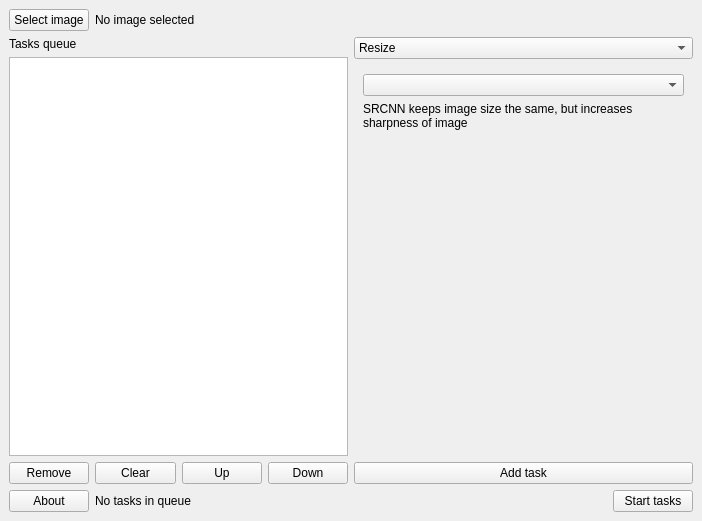
Old version of the form src/windows/ImageUpscalerQt.ui in the repository GRAPHENE9932/ImageUpscalerQt.
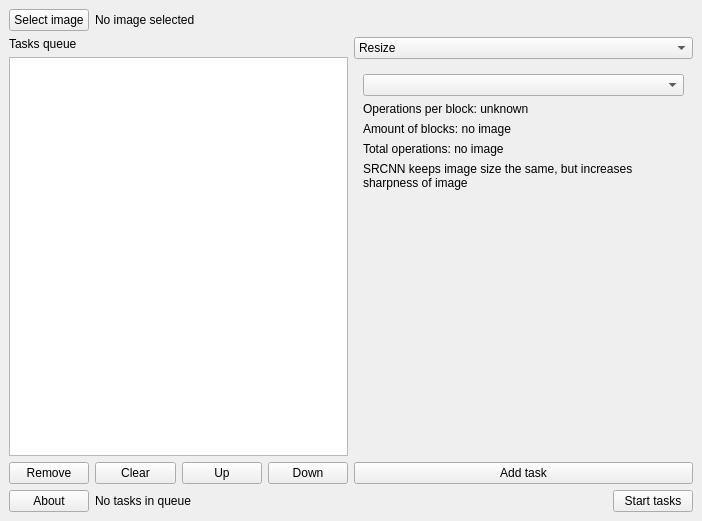
New version of the form. The open tabs and pages were chosen to show the change. Icons and pictures are not drawn.

Commit message: Add operations display to parameters of SRCNN and FSRCNN task

The edit to the form file:
```diff
--- a/src/windows/ImageUpscalerQt.ui
+++ b/src/windows/ImageUpscalerQt.ui
@@ -270,6 +270,36 @@
             <item>
              <widget class="QComboBox" name="srcnn_architecture_combobox"/>
             </item>
+            <item>
+             <widget class="QLabel" name="srcnn_operations_per_block_label">
+              <property name="text">
+               <string>Operations per block: unknown</string>
+              </property>
+              <property name="textInteractionFlags">
+               <set>Qt::LinksAccessibleByMouse|Qt::TextSelectableByMouse</set>
+              </property>
+             </widget>
+            </item>
+            <item>
+             <widget class="QLabel" name="srcnn_blocks_label">
+              <property name="text">
+               <string>Amount of blocks: no image</string>
+              </property>
+              <property name="textInteractionFlags">
+               <set>Qt::LinksAccessibleByMouse|Qt::TextSelectableByMouse</set>
+              </property>
+             </widget>
+            </item>
+            <item>
+             <widget class="QLabel" name="srcnn_total_operations_label">
+              <property name="text">
+               <string>Total operations: no image</string>
+              </property>
+              <property name="textInteractionFlags">
+               <set>Qt::LinksAccessibleByMouse|Qt::TextSelectableByMouse</set>
+              </property>
+             </widget>
+            </item>
             <item>
              <widget class="QLabel" name="srcnn_page_label">
               <property name="text">
```
Left out of the diff: 33 changed lines with no effect on the pictures. The commit also changes 5 other files.
